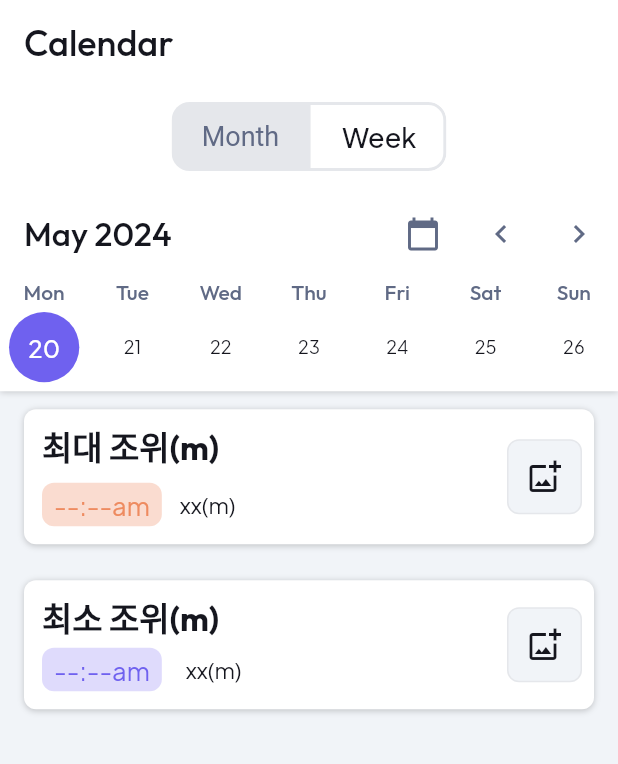
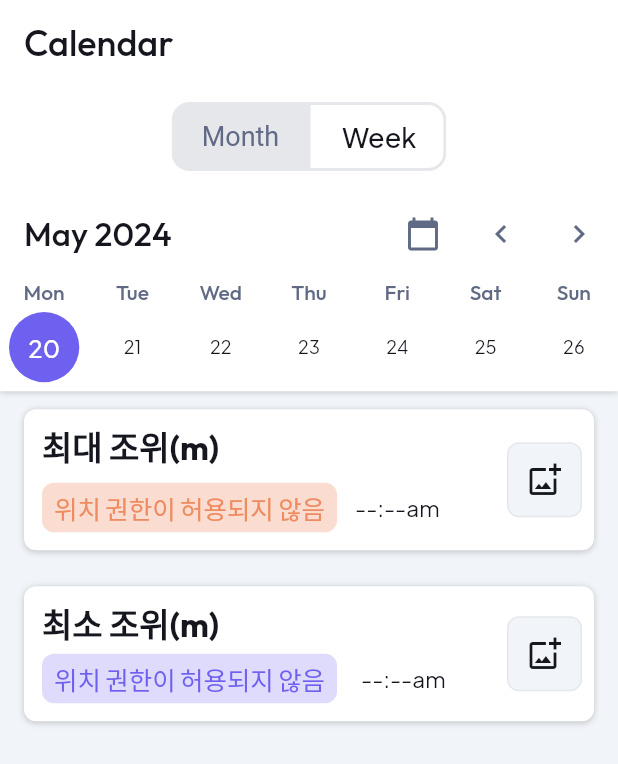
Before and after one commit to manystorms/mud_safety, a Flutter app: the DateWidget screen opened directly, after a tap on "Week", on a phone screen of 412 x 824 dp. Shown: the top 764 px of the screen. Run offline on Flutter 3.47's test engine with Material 3 defaults, Android fonts, the light colour scheme and no system bars; drawn by our look-alikes of table_calendar; our stand-ins replace auto_size_text, cached_network_image, fl_chart, flutter_animate, flutter_local_notifications, font_awesome_flutter and 10 more; missing offline and left inert: flutter_barometer, json_path; accounts and stored records are empty.

Commit message:
Date Window done

```diff
--- a/lib/date/date_widget.dart
+++ b/lib/date/date_widget.dart
@@ -27,13 +27,27 @@ class _DateWidgetState extends State<DateWidget> with TickerProviderStateMixin {
   Future<void> updateTide(DateTimeRange SelectedDate) async {
     TideReceive getTideData = TideReceive();
     _TideData = await getTideData.getMaximumMinimumTide(SelectedDate);
+
+    while(_TideData.MaximumTideTime.length <= 2) _TideData.MaximumTideTime.add('a');
+    while(_TideData.MinimumTideTime.length <= 2) _TideData.MinimumTideTime.add('a');
+    while(_TideData.MaximumTideVal.length <= 2) _TideData.MaximumTideVal.add('a');
+    while(_TideData.MinimumTideVal.length <= 2) _TideData.MinimumTideVal.add('a');
+
     setState(() {});
+  }
+
+  void resetTideData() {
+    _TideData.MaximumTideVal = ['xx(m)', 'xx(m)'];
+    _TideData.MaximumTideTime = ['데이터를 받아오는 중', '데이터를 받아오는 중'];
+    _TideData.MinimumTideVal = ['xx(m)', 'xx(m)'];
+    _TideData.MinimumTideTime = ['데이터를 받아오는 중', '데이터를 받아오는 중'];
   }
 
   @override
   void initState() {
     super.initState();
     _model = createModel(context, () => DateModel());
+    resetTideData();
 
     _model.tabBarController = TabController(
       vsync: this,
@@ -169,10 +183,7 @@ class _DateWidgetState extends State<DateWidget> with TickerProviderStateMixin {
                                     onChange: (DateTimeRange? newSelectedDate) {
                                       setState(() {
                                         _model.calendarSelectedDay1 = newSelectedDate;
-                                        _TideData.MaximumTideVal = 'xx(m)';
-                                        _TideData.MinimumTideVal = 'xx(m)';
-                                        _TideData.MaximumTime = '--:--am';
-                                        _TideData.MinimumTime = '--:--am';
+                                        resetTideData();
                                       });
                                       if(newSelectedDate != null) updateTide(newSelectedDate);
                                     },
@@ -323,7 +334,7 @@ class _DateWidgetState extends State<DateWidget> with TickerProviderStateMixin {
                                                                         8,
                                                                         4),
                                                                     child: Text(
-                                                                      _TideData.MaximumTime,
+                                                                      _TideData.MaximumTideTime[0],
                                                                       style: FlutterFlowTheme.of(
                                                                           context)
                                                                           .bodyMedium
@@ -342,7 +353,7 @@ class _DateWidgetState extends State<DateWidget> with TickerProviderStateMixin {
                                                                 ),
                                                               ),
                                                               Text(
-                                                                _TideData.MaximumTideVal,
+                                                                _TideData.MaximumTideVal[0],
                                                                 style: FlutterFlowTheme.of(
                                                                     context)
                                                                     .bodySmall
@@ -502,7 +513,7 @@ class _DateWidgetState extends State<DateWidget> with TickerProviderStateMixin {
                                                                       8,
                                                                       4),
                                                                   child: Text(
-                                                                    _TideData.MinimumTime,
+                                                                    _TideData.MinimumTideTime[0],
                                                                     style: FlutterFlowTheme.of(
                                                                         context)
                                                                         .bodyMedium
@@ -529,7 +540,7 @@ class _DateWidgetState extends State<DateWidget> with TickerProviderStateMixin {
                                                                   0,
                                                                   0),
                                                               child: Text(
-                                                                _TideData.MinimumTideVal,
+                                                                _TideData.MinimumTideVal[0],
                                                                 style: FlutterFlowTheme.of(
                                                                     context)
                                                                     .bodySmall
@@ -629,10 +640,7 @@ class _DateWidgetState extends State<DateWidget> with TickerProviderStateMixin {
                                     onChange: (DateTimeRange? newSelectedDate) {
                                       setState(() {
                                         _model.calendarSelectedDay1 = newSelectedDate;
-                                        _TideData.MaximumTideVal = 'xx(m)';
-                                        _TideData.MinimumTideVal = 'xx(m)';
-                                        _TideData.MaximumTime = '--:--am';
-                                        _TideData.MinimumTime = '--:--am';
+                                        resetTideData();
                                       });
                                       if(newSelectedDate != null) updateTide(newSelectedDate);
                                     },
@@ -783,7 +791,7 @@ class _DateWidgetState extends State<DateWidget> with TickerProviderStateMixin {
                                                                         8,
                                                                         4),
                                                                     child: Text(
-                                                                      _TideData.MaximumTime,
+                                                                      _TideData.MaximumTideTime[0],
                                                                       style: FlutterFlowTheme.of(
                                                                           context)
                                                                           .bodyMedium
@@ -802,7 +810,7 @@ class _DateWidgetState extends State<DateWidget> with TickerProviderStateMixin {
                                                                 ),
                                                               ),
                                                               Text(
-                                                                _TideData.MaximumTideVal,
+                                                                _TideData.MaximumTideVal[0],
                                                                 style: FlutterFlowTheme.of(
                                                                     context)
                                                                     .bodySmall
@@ -963,7 +971,7 @@ class _DateWidgetState extends State<DateWidget> with TickerProviderStateMixin {
                                                                       8,
                                                                       4),
                                                                   child: Text(
-                                                                    _TideData.MinimumTime,
+                                                                    _TideData.MinimumTideTime[0],
                                                                     style: FlutterFlowTheme.of(
                                                                         context)
                                                                         .bodyMedium
@@ -990,7 +998,7 @@ class _DateWidgetState extends State<DateWidget> with TickerProviderStateMixin {
                                                                   0,
                                                                   0),
                                                               child: Text(
-                                                                _TideData.MinimumTideVal,
+                                                                _TideData.MinimumTideVal[0],
                                                                 style: FlutterFlowTheme.of(
                                                                     context)
                                                                     .bodySmall
--- a/lib/get_Info/get_tide.dart
+++ b/lib/get_Info/get_tide.dart
@@ -2,6 +2,7 @@ import 'package:flutter/material.dart';
 import 'package:http/http.dart' as http;
 import 'package:xml/xml.dart' as xml;
 import 'package:mud_safety/get_Info/get_data.dart';
+import 'dart:convert';
 
 class TideReceive {
   String getTideURL(double latitude, double longitude, String Date) {
@@ -13,6 +14,16 @@ class TideReceive {
     const APIkey = 'TMDcRQm7z6SwG84o2lOWA==';
 
     return URL1+APIkey+URL2+Date+URL3+longitude.toString()+URL4+latitude.toString()+URL5;
+  }
+
+  String getTideForecastURL(String Observatory, String Date) {
+    const URL1 = 'http://www.khoa.go.kr/api/oceangrid/tideObsPreTab/search.do?ServiceKey=';
+    const URL2 = '&ObsCode=';
+    const URL3 = '&Date=';
+    const URL4 = '&ResultType=json';
+    const APIkey = 'TMDcRQm7z6SwG84o2lOWA==';
+
+    return URL1+APIkey+URL2+Observatory+URL3+Date+URL4;
   }
 
   Future<ObsData> updateTide() async {
@@ -73,74 +84,58 @@ class TideReceive {
     DateTime startDate = SelectedDate.start;
     String Date = "${startDate.year.toString().padLeft(4, '0')}"
         "${startDate.month.toString().padLeft(2, '0')}${startDate.day.toString().padLeft(2, '0')}";
-    print(Date);
+
     MaximumMinimumTideData res = MaximumMinimumTideData();
+    res.MaximumTideVal.clear();
+    res.MaximumTideTime.clear();
+    res.MinimumTideVal.clear();
+    res.MinimumTideTime.clear();
 
     if(Data.location_State != 'Enabled') {
-      res.MaximumTideVal = '위치 권한이 허용되지 않았습니다';
-      res.MinimumTideVal = '위치 권한이 허용되지 않았습니다';
-      res.MaximumTime = '--:--am';
-      res.MinimumTime = '--:--am';
+      res.MaximumTideTime.add('위치 권한이 허용되지 않음');
+      res.MinimumTideTime.add('위치 권한이 허용되지 않음');
+      res.MaximumTideVal.add('--:--am');
+      res.MinimumTideVal.add('--:--am');
+      return res;
     }
 
-    final request = Uri.parse(getTideURL(Data.latitude, Data.longitude, Date));
+    final request = Uri.parse(getTideForecastURL('DT_0001', Date));
     final response = await http.get(request);
 
-    if(response.body.contains('No search data')) {
-      res.MaximumTideVal = '갯벌에 있는지 확인해 주세요';
-      res.MinimumTideVal = '갯벌에 있는지 확인해 주세요';
-      res.MaximumTime = '--:--am';
-      res.MinimumTime = '--:--am';
-    }else if (response.statusCode == 200) {
-      final document = xml.XmlDocument.parse(response.body);
-      final dataList = document.findAllElements('data');
+    if (response.statusCode == 200) {
+      final request = Uri.parse(getTideForecastURL('DT_0001', Date));
+      final response = await http.get(request);
 
-      double MaximumTideVal = -1000;
-      DateTime MaximumTideTime = DateTime(2024, 5, 19, 12);
-      double MinimumTideVal = 1000;
-      DateTime MinimumTideTime = DateTime(2023, 5, 19, 12);
+      final jsonData = jsonDecode(response.body);
 
-      int NowUnixTime = getUnixTime();
+      final data = jsonData['result']['data'] as List<dynamic>;
+      final extractedData = data.map((item) {
+        return {
+          'hl_code': item['hl_code'],
+          'tph_time': item['tph_time'],
+          'tph_level': item['tph_level'],
+        };
+      }).toList();
 
-      for (var data in dataList) {
-        final obsTime = data.findElements('obs_time').single.text;
-        final obsLevel = data.findElements('obs_level').single.text;
+      for(int i = 0; i < extractedData.length; i++) {
+        DateTime tph_time = DateTime.parse(extractedData[i]['tph_time']);
+        int Hour = tph_time.hour;
+        int Min = tph_time.minute;
+        String AmPm = 'am';
+        if(Hour >= 12) {
+          Hour -= 12; AmPm = 'pm';
+        }
+        String StrTime = Hour.toString()+':'+Min.toString()+AmPm;
+        double val = double.parse(extractedData[i]['tph_level'])/100;
 
-        final obsDateTime = DateTime.parse(obsTime);
-        final obsUnixTime = obsDateTime.millisecondsSinceEpoch/1000;
-
-        if(obsUnixTime < NowUnixTime) continue;
-
-        if(double.parse(obsLevel) > MaximumTideVal) {
-          MaximumTideVal = double.parse(obsLevel);
-          MaximumTideTime = obsDateTime;
-        }
-
-        if(double.parse(obsLevel) < MinimumTideVal) {
-          MinimumTideVal = double.parse(obsLevel);
-          MinimumTideTime = obsDateTime;
+        if(extractedData[i]['hl_code'] == '고조') {
+          res.MaximumTideVal.add(val.toString()+'(m)');
+          res.MaximumTideTime.add(StrTime);
+        }else{
+          res.MinimumTideVal.add(val.toString()+'(m)');
+          res.MinimumTideTime.add(StrTime);
         }
       }
-
-      res.MaximumTideVal = (MaximumTideVal/100).toString()+'(m)';
-      res.MinimumTideVal = (MinimumTideVal/100).toString()+'(m)';
-
-      int MaximumTideHour = MaximumTideTime.hour;
-      int MaximumTideMin = MaximumTideTime.minute;
-      String MaximumTideAmPm = 'am';
-      if(MaximumTideHour >= 12) {
-        MaximumTideHour -= 12; MaximumTideAmPm = 'pm';
-      }
-
-      int MinimumTideHour = MinimumTideTime.hour;
-      int MinimumTideMin = MinimumTideTime.minute;
-      String MinimumTideAmPm = 'am';
-      if(MinimumTideHour >= 12) {
-        MinimumTideHour -= 12; MinimumTideAmPm = 'pm';
-      }
-
-      res.MaximumTime = MaximumTideHour.toString()+':'+MaximumTideMin.toString()+MaximumTideAmPm;
-      res.MinimumTime = MinimumTideHour.toString()+':'+MinimumTideMin.toString()+MinimumTideAmPm;
     }
 
     return res;
@@ -160,9 +155,8 @@ class ObsGraphData {
 }
 
 class MaximumMinimumTideData {
-  String MaximumTideVal = 'xx(m)';
-  String MaximumTime = '--:--am';
-
-  String MinimumTideVal = 'xx(m)';
-  String MinimumTime = '--:--am';
+  List<String> MaximumTideVal = ['xx(m)'];
+  List<String> MaximumTideTime = ['--:--am'];
+  List<String> MinimumTideVal = ['xx(m)'];
+  List<String> MinimumTideTime = ['--:--am'];
 }
```
